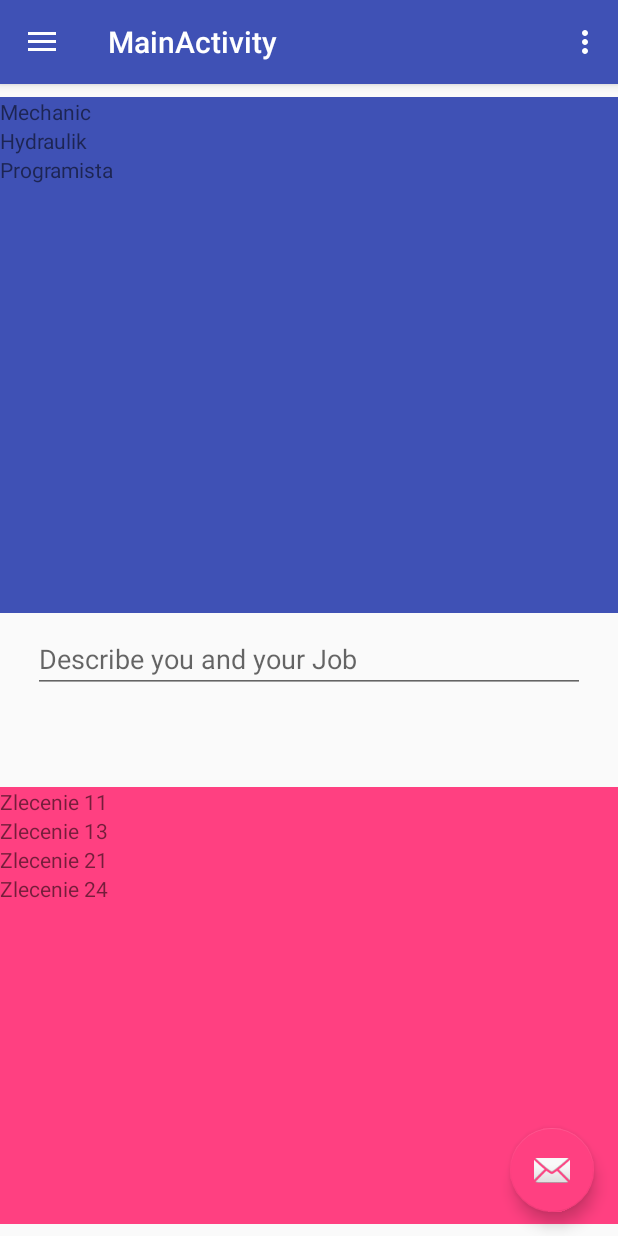
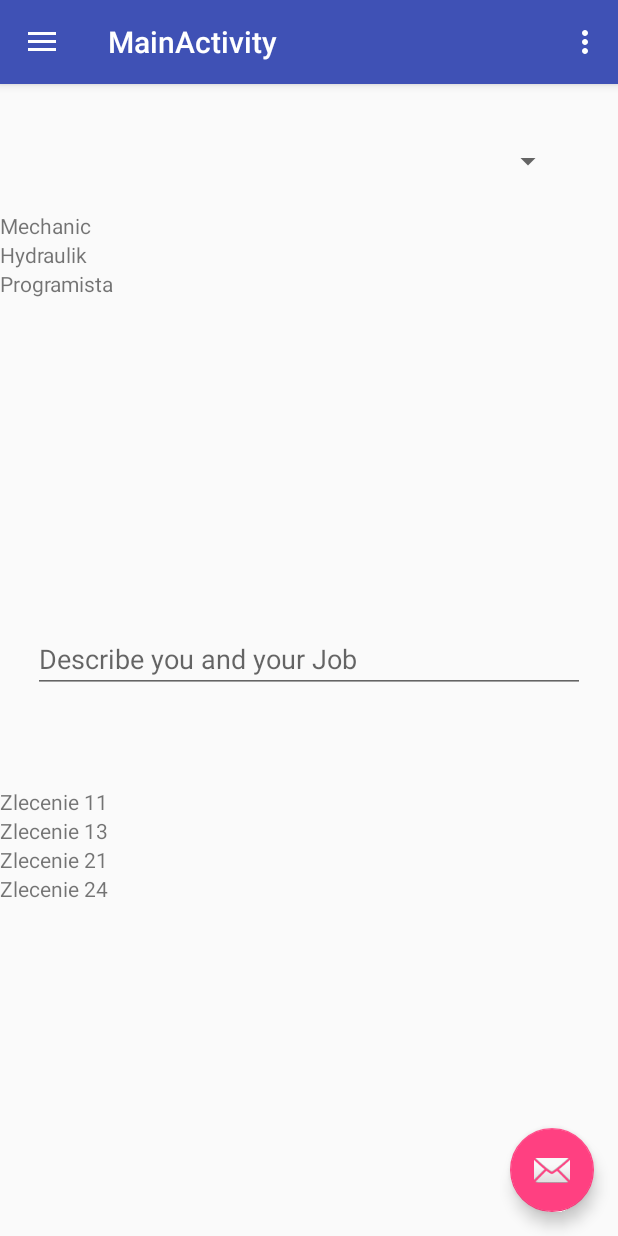
Before and after one commit to DSMP/FreelancerWorldAndroid, an Android app: the fragment UserProfileFragment placed in its activity, on a phone screen of 412 x 824 dp. Run offline under Robolectric (Android 15) with nearby library versions, the phone set to English and light mode, and no system bars; 2 statements that could not run were skipped.

Commit message:
Dodano combobox ktory jest Spinnerem

```diff
--- a/app/src/main/res/layout/fragment_user_profile.xml
+++ b/app/src/main/res/layout/fragment_user_profile.xml
@@ -32,14 +32,15 @@
 
         <android.support.constraint.Guideline
             android:id="@+id/top_guideline"
-            app:layout_constraintGuide_percent="0.001"
+            app:layout_constraintGuide_percent="0.1"
             android:layout_width="wrap_content"
             android:layout_height="wrap_content"
-            android:orientation="horizontal" />
+            android:orientation="horizontal"
+            tools:layout_editor_absoluteY="132dp"
+            tools:layout_editor_absoluteX="0dp" />
 
         <android.support.v7.widget.RecyclerView
             android:id="@+id/upper_job_recycler"
-            android:background="@color/colorPrimary"
             app:layout_constraintBottom_toTopOf="@+id/scrollView"
             app:layout_constraintEnd_toEndOf="parent"
             app:layout_constraintStart_toStartOf="parent"
@@ -47,7 +48,7 @@
             android:layout_height="0dp"
             android:layout_marginTop="8dp"
             android:scrollbars="vertical"
-            tools:layout_editor_absoluteX="-94dp"
+            tools:layout_editor_absoluteX="0dp"
             app:layout_constraintVertical_bias="1.0"
             app:layout_constraintTop_toTopOf="@+id/top_guideline"
             android:layout_marginBottom="8dp" />
@@ -55,8 +56,7 @@
             android:id="@+id/scrollView"
             android:layout_width="368dp"
             android:layout_height="100dp"
-            tools:layout_editor_absoluteY="315dp"
-            tools:layout_editor_absoluteX="78dp"
+            tools:layout_editor_absoluteX="8dp"
             app:layout_constraintBottom_toTopOf="@+id/middle_guideline"
             app:layout_constraintEnd_toEndOf="parent"
             app:layout_constraintStart_toStartOf="parent"
@@ -79,7 +79,6 @@
             android:layout_height="0dp"
             android:layout_marginBottom="8dp"
             android:layout_marginTop="8dp"
-            android:background="@color/colorAccent"
             android:scrollbars="vertical"
             app:layout_constraintBottom_toBottomOf="parent"
             app:layout_constraintEnd_toEndOf="parent"
@@ -88,5 +87,16 @@
             app:layout_constraintVertical_bias="0.0"
             tools:layout_editor_absoluteX="0dp" />
 
+        <Spinner
+            android:id="@+id/SelectSpec"
+            android:layout_width="368dp"
+            android:layout_height="50dp"
+            android:layout_marginBottom="8dp"
+            app:layout_constraintBottom_toTopOf="@+id/upper_job_recycler"
+            android:layout_marginLeft="8dp"
+            app:layout_constraintLeft_toLeftOf="parent">
+
+        </Spinner>
+
     </android.support.constraint.ConstraintLayout>
 </FrameLayout>
```
